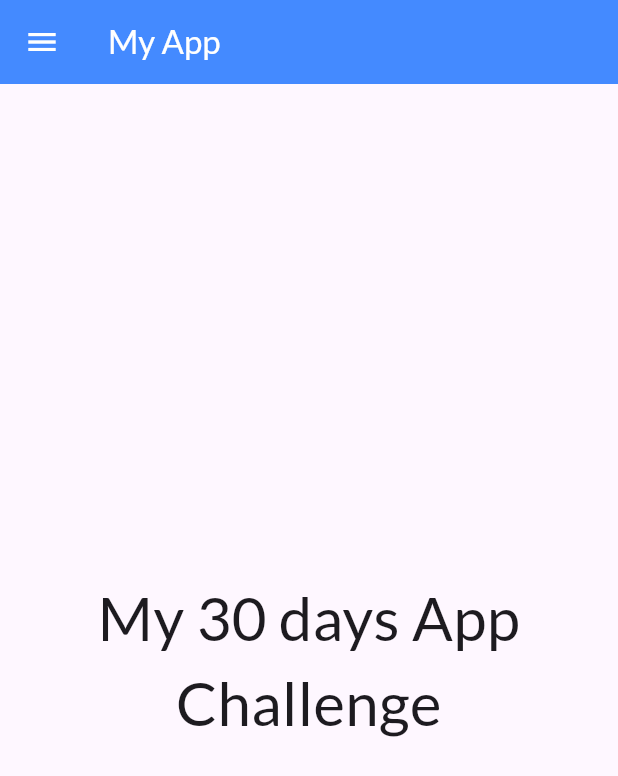
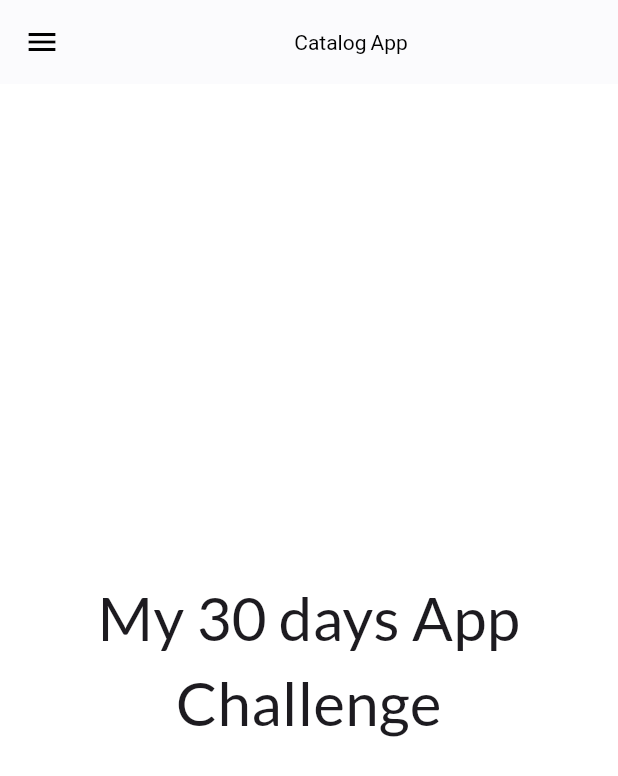
Before and after one commit to mipon21/Catalog_App, a Flutter app: the screen it shows after launch, on a phone screen of 412 x 824 dp. Shown: the top 776 px of the screen. Run offline on Flutter 3.47's test engine with Material 3 defaults, Android fonts, the phone set to English and light mode, and no system bars; our stand-ins replace google_fonts.

Commit message:
Day 10 done

```diff
--- a/lib/main.dart
+++ b/lib/main.dart
@@ -3,6 +3,7 @@
 import 'package:app04/pages/home_page.dart';
 import 'package:app04/pages/login_page.dart';
 import 'package:app04/utils/routes.dart';
+import 'package:app04/widgets/theme.dart';
 import 'package:flutter/cupertino.dart';
 import 'package:flutter/material.dart';
 import 'package:google_fonts/google_fonts.dart';
@@ -19,10 +20,10 @@ class MyApp extends StatelessWidget {
 
 
     return MaterialApp(
-      theme: ThemeData(
-        fontFamily: GoogleFonts.lato().fontFamily,
-      ),
-      debugShowCheckedModeBanner: true,
+      themeMode: ThemeMode.light,
+      theme: MyTheme.lightTheme,
+      darkTheme: MyTheme.darktheme,
+      debugShowCheckedModeBanner: false,
      // home: HomePage(),
       initialRoute: "/",
       routes: {
--- a/lib/pages/home_page.dart
+++ b/lib/pages/home_page.dart
@@ -1,3 +1,5 @@
+// ignore_for_file: prefer_const_constructors
+
 import 'package:flutter/material.dart';
 import 'package:app04/widgets/drawer.dart';
 
@@ -9,12 +11,15 @@ class HomePage extends StatelessWidget {
     int days = 30;
     String string = 'App';
     return  Scaffold(
+      backgroundColor: Colors.white,
       appBar: AppBar(
-        title: Text('My App',
-          style: TextStyle(color: Colors.white),
+        title: new Center(
+            child: new Text(
+                "Catalog App", textAlign: TextAlign.center
+            )
         ),
-        iconTheme: IconThemeData(color: Colors.white),
-        backgroundColor: Colors.blueAccent,
+        iconTheme: IconThemeData(color: Colors.black),
+        elevation: 0.5,
       ),
       body: Center(
         child: Text('My $days days $string Challenge',
--- /dev/null
+++ b/lib/widgets/theme.dart
@@ -0,0 +1,21 @@
+// ignore_for_file: prefer_const_constructors
+
+import 'package:flutter/material.dart';
+import 'package:google_fonts/google_fonts.dart';
+class MyTheme {
+  static ThemeData get lightTheme => ThemeData(
+      fontFamily: GoogleFonts.lato().fontFamily,
+      appBarTheme: AppBarTheme(
+        color: Colors.white,
+        elevation: 0.1,
+        iconTheme: IconThemeData(color: Colors.black),
+        titleTextStyle: TextStyle(
+          color: Colors.black,
+        ),
+      )
+  );
+
+  static ThemeData get darktheme => ThemeData(
+      brightness: Brightness.dark
+  );
+}
```
Also changed, not shown: lib/models/catalog.dart (added, +20 -0 lines).
